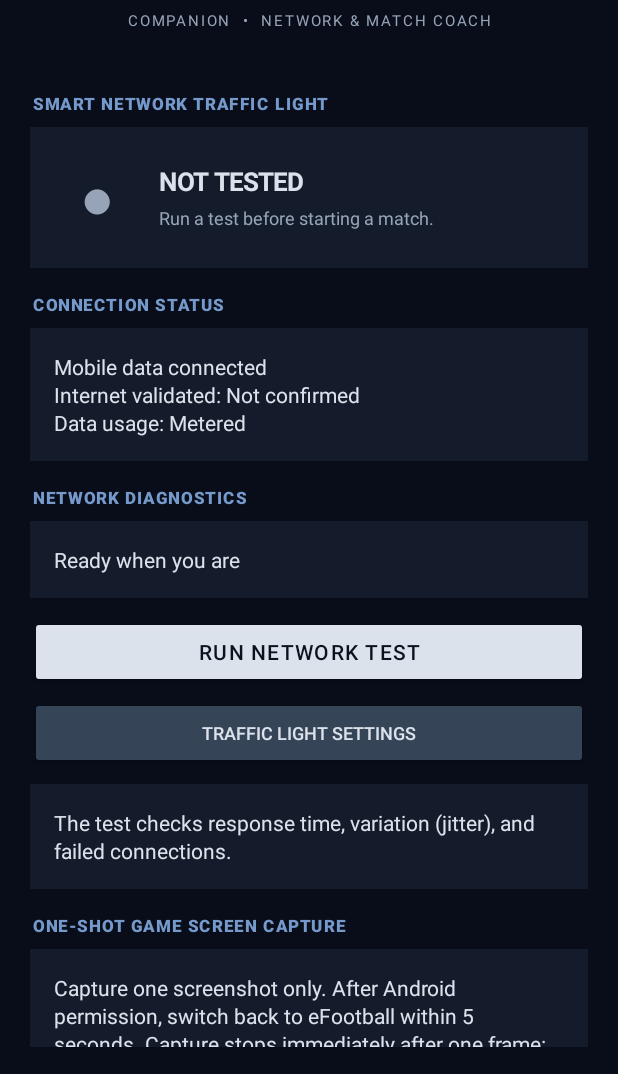
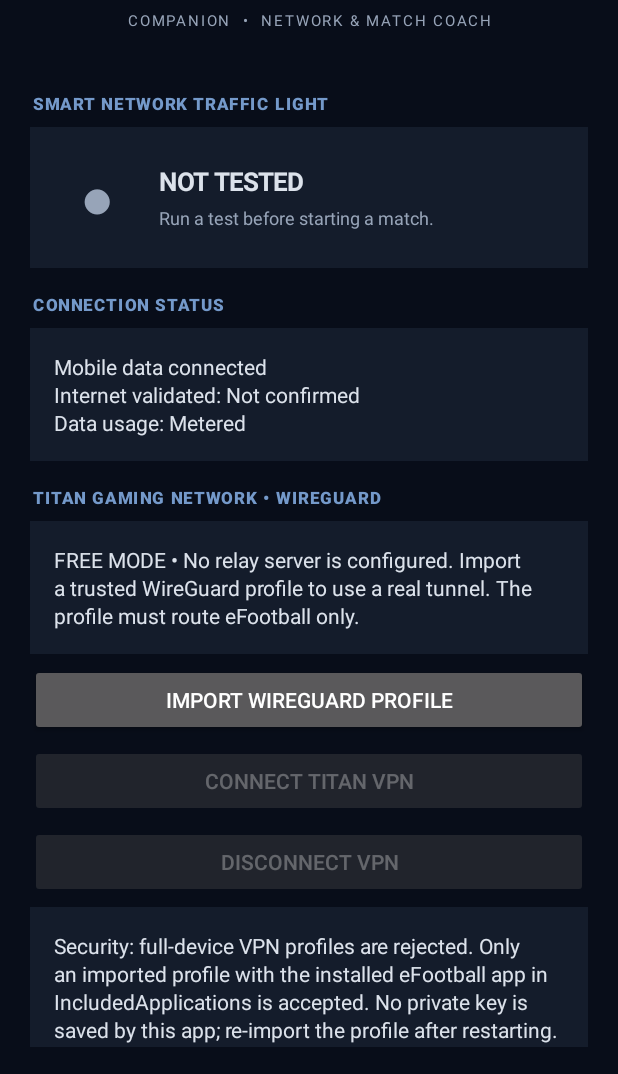
Before and after one commit to abdurehmansaleh1992-lab/eFootball-Pro-Companion, an Android app: the screen it shows after launch (MainActivity), on a phone screen of 412 x 824 dp, the part 162-1236 px from its top. Run offline under Robolectric (Android 15) with nearby library versions, the phone set to English and light mode, and no system bars.

Commit message:
feat: add Titan Gaming Network WireGuard controls

```diff
--- a/app/src/main/java/com/efootball/companion/MainActivity.kt
+++ b/app/src/main/java/com/efootball/companion/MainActivity.kt
@@ -15,6 +15,7 @@ import android.os.Bundle
 import android.graphics.BitmapFactory
 import android.graphics.Color
 import android.net.Uri
+import android.net.VpnService
 import androidx.core.content.FileProvider
 import android.graphics.Typeface
 import android.content.Context
@@ -61,6 +62,13 @@ class MainActivity : Activity() {
     private lateinit var chatSendButton: Button
     private lateinit var chatResult: TextView
     private lateinit var voiceButton: Button
+    private lateinit var vpnStatus: TextView
+    private lateinit var vpnImportButton: Button
+    private lateinit var vpnConnectButton: Button
+    private lateinit var vpnDisconnectButton: Button
+    private val vpnController by lazy { WireGuardController(this) }
+    private val vpnProfileRequestCode = 7503
+    private val vpnPermissionRequestCode = 7504
     private var speechTts: TextToSpeech? = null
     private var speakNextReply = false
     private val voiceRequestCode = 7402
@@ -206,6 +214,38 @@ class MainActivity : Activity() {
         section(content, "CONNECTION STATUS")
         networkInfo = cardText("Checking network…")
         content.addView(networkInfo, matchWrap())
+
+        section(content, "TITAN GAMING NETWORK • WIREGUARD")
+        vpnStatus = cardText("FREE MODE • No relay server is configured. Import a trusted WireGuard profile to use a real tunnel. The profile must route eFootball only.")
+        content.addView(vpnStatus, matchWrap())
+        vpnImportButton = Button(this).apply {
+            text = "IMPORT WIREGUARD PROFILE"
+            isAllCaps = false
+            setOnClickListener {
+                val picker = Intent(Intent.ACTION_OPEN_DOCUMENT).apply {
+                    addCategory(Intent.CATEGORY_OPENABLE)
+                    type = "*/*"
+                }
+                startActivityForResult(picker, vpnProfileRequestCode)
+            }
+        }
+        val vpnImportParams = matchWrap(); vpnImportParams.topMargin = dp(7); content.addView(vpnImportButton, vpnImportParams)
+        vpnConnectButton = Button(this).apply {
+            text = "CONNECT TITAN VPN"
+            isAllCaps = false
+            isEnabled = false
+            setOnClickListener { requestWireGuardConnect() }
+        }
+        val vpnConnectParams = matchWrap(); vpnConnectParams.topMargin = dp(6); content.addView(vpnConnectButton, vpnConnectParams)
+        vpnDisconnectButton = Button(this).apply {
+            text = "DISCONNECT VPN"
+            isAllCaps = false
+            isEnabled = false
+            setOnClickListener { disconnectWireGuard() }
+        }
+        val vpnDisconnectParams = matchWrap(); vpnDisconnectParams.topMargin = dp(6); content.addView(vpnDisconnectButton, vpnDisconnectParams)
+        val vpnNote = cardText("Security: full-device VPN profiles are rejected. Only an imported profile with the installed eFootball app in IncludedApplications is accepted. No private key is saved by this app; re-import the profile after restarting.")
+        val vpnNoteParams = matchWrap(); vpnNoteParams.topMargin = dp(6); content.addView(vpnNote, vpnNoteParams)
 
         section(content, "NETWORK DIAGNOSTICS")
         status = cardText("Ready when you are")
```
